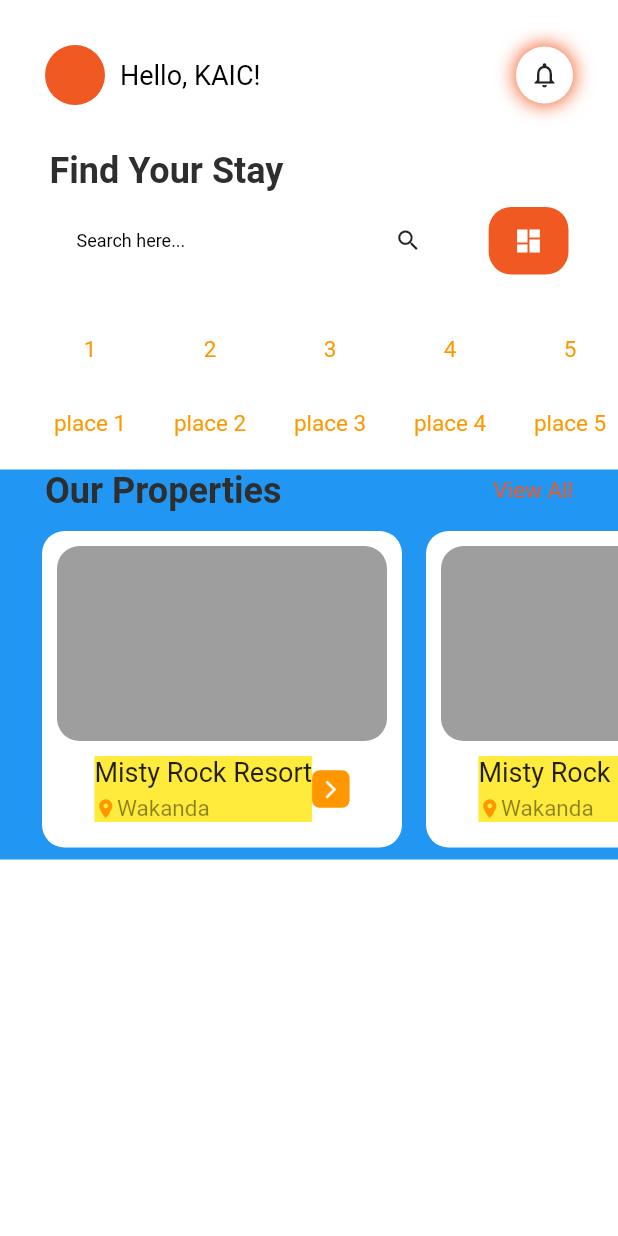
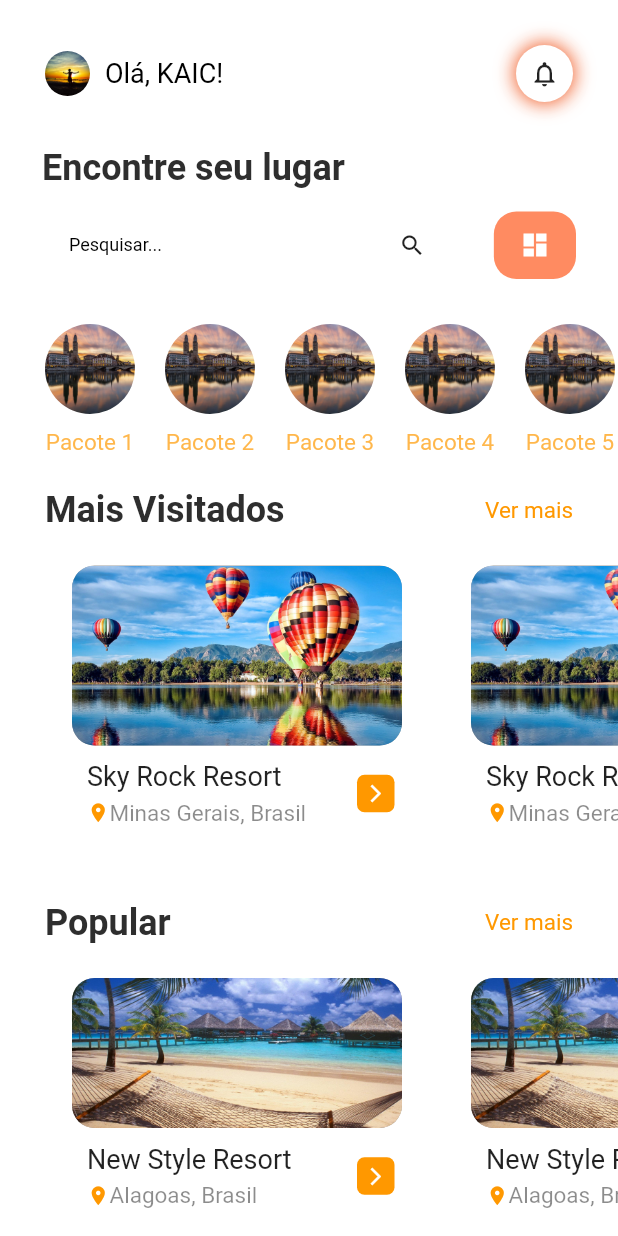
Before and after one commit to KaicFC/travel_app_one, a Flutter app: the HomePage screen opened directly, on a phone screen of 412 x 824 dp. Run offline on Flutter 3.47's test engine with Material 2 defaults, Android fonts, the phone set to English and light mode, and no system bars; our stand-ins replace flutter_svg.

Commit message:
ajuste na home

```diff
--- a/lib/src/presenter/modules/home/home_page.dart
+++ b/lib/src/presenter/modules/home/home_page.dart
@@ -21,6 +21,7 @@ class _HomePageState extends State<HomePage> {
             _search(),
             _places(),
             _locales(),
+            _popular(),
           ],
         ),
       ),
@@ -36,17 +37,14 @@ class _HomePageState extends State<HomePage> {
           Row(
             mainAxisAlignment: MainAxisAlignment.spaceBetween,
             children: [
-              Container(
-                height: 40,
-                width: 40,
-                decoration: BoxDecoration(
-                  shape: BoxShape.circle,
-                  color: Color.fromARGB(255, 240, 89, 34),
-                ),
+              CircleAvatar(
+                radius: 15,
+                backgroundColor: Colors.white,
+                backgroundImage: AssetImage('assets/images/iu-6.jpeg'),
               ),
               SizedBox(width: 10),
               Text(
-                'Hello, KAIC!',
+                'Olá, KAIC!',
                 style: TextStyle(
                   fontSize: 18,
                   color: Colors.black,
@@ -84,12 +82,12 @@ class _HomePageState extends State<HomePage> {
 
   _search() {
     return Padding(
-      padding: const EdgeInsets.symmetric(horizontal: 33, vertical: 20),
+      padding: const EdgeInsets.symmetric(horizontal: 28, vertical: 20),
       child: Column(
         crossAxisAlignment: CrossAxisAlignment.start,
         children: [
-          TextTitle(title: 'Find Your Stay'),
-          SizedBox(height: 10),
+          TextTitle(title: 'Encontre seu lugar'),
+          SizedBox(height: 15),
           Row(
             children: [
               Expanded(
@@ -106,7 +104,7 @@ class _HomePageState extends State<HomePage> {
                       Padding(
                         padding: const EdgeInsets.only(left: 18),
                         child: Text(
-                          'Search here...',
+                          'Pesquisar...',
                           style: TextStyle(
                             fontSize: 12,
                             color: Colors.black,
@@ -131,7 +129,7 @@ class _HomePageState extends State<HomePage> {
                   height: 45,
                   decoration: BoxDecoration(
                     borderRadius: BorderRadius.circular(15),
-                    color: Color.fromARGB(255, 240, 89, 34),
+                    color: Color.fromARGB(158, 255, 68, 0),
                   ),
                   child: Center(
                     child: Icon(
@@ -150,7 +148,9 @@ class _HomePageState extends State<HomePage> {
   }
 
   _places() {
-    return SizedBox(
+    return Padding(
+      padding: const EdgeInsets.only(top: 10),
+      child: SizedBox(
         height: 100,
         child: Row(
           children: [
@@ -167,20 +167,14 @@ class _HomePageState extends State<HomePage> {
                         CircleAvatar(
                           radius: 30,
                           backgroundColor: Colors.white,
-                        child: Text(
-                          '${index + 1}',
-                          style: TextStyle(
-                            fontSize: 15,
-                            color: Colors.orange,
-                          ),
-                        ),
+                          backgroundImage: AssetImage('assets/images/iu.jpeg'),
                         ),
                         SizedBox(height: 10),
                         Text(
-                        'place ${index + 1}',
+                          'Pacote ${index + 1}',
                           style: TextStyle(
                             fontSize: 15,
-                          color: Colors.orange,
+                            color: Color.fromARGB(179, 255, 153, 0),
                           ),
                         ),
                       ],
@@ -191,18 +185,19 @@ class _HomePageState extends State<HomePage> {
             ),
           ],
         ),
+      ),
     );
   }
 
   _locales() {
     return Padding(
       padding: const EdgeInsets.symmetric(vertical: 10),
-      child: Container(
+      child: SizedBox(
         height: 260,
-        color: Colors.blue,
         child: Row(
           children: [
             Expanded(
+              flex: 7,
               child: Column(
                 children: [
                   Padding(
@@ -210,26 +205,30 @@ class _HomePageState extends State<HomePage> {
                     child: Row(
                       mainAxisAlignment: MainAxisAlignment.spaceBetween,
                       children: [
-                        TextTitle(title: 'Our Properties'),
+                        TextTitle(title: 'Mais Visitados'),
                         Text(
-                          'View All',
+                          'Ver mais',
                           style: TextStyle(
                             fontSize: 15,
-                              color: Color.fromARGB(255, 240, 89, 34)),
+                            color: Colors.orange,
+                          ),
                         ),
                       ],
                     ),
                   ),
                   SizedBox(height: 5),
                   Expanded(
+                    flex: 3,
                     child: ListView.builder(
-                      padding: EdgeInsets.only(left: 20),
                       itemCount: 2,
                       scrollDirection: Axis.horizontal,
+                      padding: const EdgeInsets.only(left: 25),
                       itemBuilder: (context, index) {
                         return Padding(
                           padding: const EdgeInsets.all(8.0),
                           child: Container(
+                            height: 300,
+                            width: 250,
                             decoration: BoxDecoration(
                               borderRadius: BorderRadius.circular(15),
                               color: Colors.white,
@@ -239,26 +238,36 @@ class _HomePageState extends State<HomePage> {
                                 Padding(
                                   padding: const EdgeInsets.all(10),
                                   child: Container(
-                                    height: 130,
+                                    height: 120,
                                     width: 220,
                                     decoration: BoxDecoration(
                                       borderRadius: BorderRadius.circular(15),
                                       color: Colors.grey,
+                                      image: DecorationImage(
+                                        image: AssetImage(
+                                          'assets/images/iu-3.jpeg',
+                                        ),
+                                        fit: BoxFit.cover,
                                       ),
                                     ),
                                   ),
-                                Row(
+                                ),
+                                Padding(
+                                  padding: const EdgeInsets.symmetric(
+                                      horizontal: 20),
+                                  child: Row(
                                     mainAxisAlignment:
                                         MainAxisAlignment.spaceBetween,
                                     children: [
-                                    Container(
-                                      color: Colors.yellow,
+                                      Padding(
+                                        padding: const EdgeInsets.symmetric(
+                                            horizontal: 5),
                                         child: Column(
                                           crossAxisAlignment:
                                               CrossAxisAlignment.start,
                                           children: [
                                             Text(
-                                            'Misty Rock Resort',
+                                              'Sky Rock Resort',
                                               style: TextStyle(
                                                 fontSize: 18,
                                                 color: Colors.black87,
@@ -266,6 +275,8 @@ class _HomePageState extends State<HomePage> {
                                             ),
                                             SizedBox(height: 5),
                                             Row(
+                                              mainAxisAlignment:
+                                                  MainAxisAlignment.start,
                                               children: [
                                                 Icon(
                                                   Icons.place,
@@ -273,7 +284,7 @@ class _HomePageState extends State<HomePage> {
                                                   size: 15,
                                                 ),
                                                 Text(
-                                                'Wakanda',
+                                                  'Minas Gerais, Brasil',
                                                   style: TextStyle(
                                                     fontSize: 15,
                                                     color: Colors.black45,
@@ -288,7 +299,8 @@ class _HomePageState extends State<HomePage> {
                                         height: 25,
                                         width: 25,
                                         decoration: BoxDecoration(
-                                        borderRadius: BorderRadius.circular(5),
+                                          borderRadius:
+                                              BorderRadius.circular(5),
                                           color: Colors.orange,
                                         ),
                                         child: Center(
@@ -301,13 +313,14 @@ class _HomePageState extends State<HomePage> {
                                       ),
                                     ],
                                   ),
+                                ),
                               ],
                             ),
                           ),
                         );
                       },
                     ),
-                  ),
+                  )
                 ],
               ),
             ),
@@ -318,7 +331,13 @@ class _HomePageState extends State<HomePage> {
   }
 
   _popular() {
-    return Expanded(
+    return Padding(
+      padding: const EdgeInsets.symmetric(vertical: 5),
+      child: SizedBox(
+        height: 230,
+        child: Row(
+          children: [
+            Expanded(
               flex: 7,
               child: Column(
                 children: [
@@ -329,9 +348,11 @@ class _HomePageState extends State<HomePage> {
                       children: [
                         TextTitle(title: 'Popular'),
                         Text(
-                  'View All',
+                          'Ver mais',
                           style: TextStyle(
-                      fontSize: 15, color: Color.fromARGB(255, 240, 89, 34)),
+                            fontSize: 15,
+                            color: Colors.orange,
+                          ),
                         ),
                       ],
                     ),
@@ -339,11 +360,10 @@ class _HomePageState extends State<HomePage> {
                   SizedBox(height: 5),
                   Expanded(
                     flex: 3,
-            child: Padding(
-              padding: const EdgeInsets.only(left: 25),
                     child: ListView.builder(
                       itemCount: 2,
                       scrollDirection: Axis.horizontal,
+                      padding: const EdgeInsets.only(left: 25),
                       itemBuilder: (context, index) {
                         return Padding(
                           padding: const EdgeInsets.all(8.0),
@@ -364,23 +384,31 @@ class _HomePageState extends State<HomePage> {
                                     decoration: BoxDecoration(
                                       borderRadius: BorderRadius.circular(15),
                                       color: Colors.grey,
+                                      image: DecorationImage(
+                                        image: AssetImage(
+                                          'assets/images/iu-2.jpeg',
+                                        ),
+                                        fit: BoxFit.cover,
+                                      ),
                                     ),
                                   ),
                                 ),
                                 Padding(
-                            padding: const EdgeInsets.symmetric(horizontal: 20),
+                                  padding: const EdgeInsets.symmetric(
+                                      horizontal: 20),
                                   child: Row(
-                              mainAxisAlignment: MainAxisAlignment.spaceBetween,
+                                    mainAxisAlignment:
+                                        MainAxisAlignment.spaceBetween,
                                     children: [
                                       Padding(
-                                  padding:
-                                      const EdgeInsets.symmetric(horizontal: 5),
+                                        padding: const EdgeInsets.symmetric(
+                                            horizontal: 5),
                                         child: Column(
                                           crossAxisAlignment:
                                               CrossAxisAlignment.start,
                                           children: [
                                             Text(
-                                        'Misty Rock Resort',
+                                              'New Style Resort',
                                               style: TextStyle(
                                                 fontSize: 18,
                                                 color: Colors.black87,
@@ -397,7 +425,7 @@ class _HomePageState extends State<HomePage> {
                                                   size: 15,
                                                 ),
                                                 Text(
-                                            'Wakanda',
+                                                  'Alagoas, Brasil',
                                                   style: TextStyle(
                                                     fontSize: 15,
                                                     color: Colors.black45,
@@ -412,7 +440,8 @@ class _HomePageState extends State<HomePage> {
                                         height: 25,
                                         width: 25,
                                         decoration: BoxDecoration(
-                                    borderRadius: BorderRadius.circular(5),
+                                          borderRadius:
+                                              BorderRadius.circular(5),
                                           color: Colors.orange,
                                         ),
                                         child: Center(
@@ -432,9 +461,12 @@ class _HomePageState extends State<HomePage> {
                         );
                       },
                     ),
-            ),
                   )
                 ],
+              ),
+            ),
+          ],
+        ),
       ),
     );
   }
```
Also changed, not shown: assets/images/iu-2.jpeg (added), assets/images/iu-3.jpeg (added), assets/images/iu-4.jpeg (added), assets/images/iu-5.jpeg (added), assets/images/iu-6.jpeg (added), assets/images/iu.jpeg (added). Lines whose indentation alone changed are shown as unchanged.
